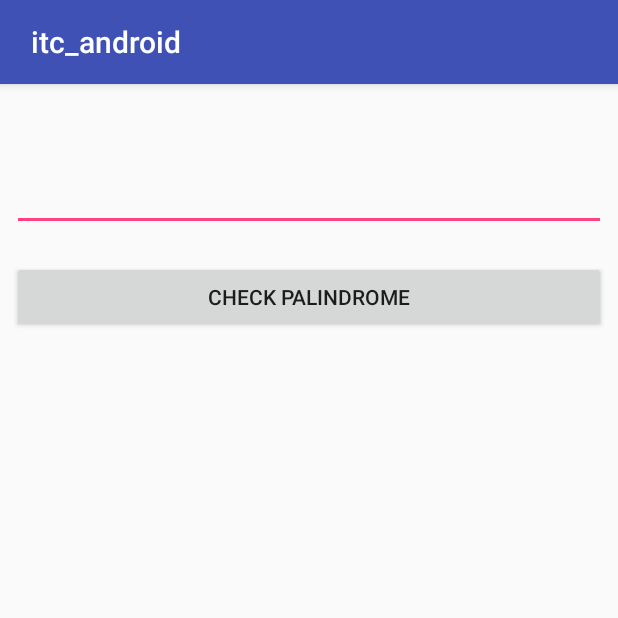
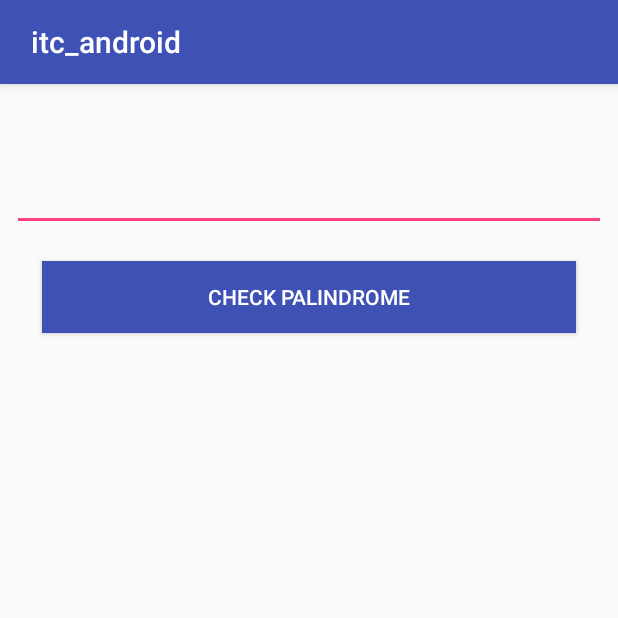
Before and after one commit to tpalwayscreative/itc_android, an Android app: the screen it shows after launch (MainActivity), on a phone screen of 412 x 824 dp, the top half of it. Run offline under Robolectric (Android 15) with nearby library versions, the phone set to English and light mode, and no system bars; our stand-ins replace ButterKnife.

```diff
--- a/app/src/main/java/itc_android/com/itc_android/ui/palindrome/activity/MainActivity.java
+++ b/app/src/main/java/itc_android/com/itc_android/ui/palindrome/activity/MainActivity.java
@@ -24,8 +24,6 @@ public class MainActivity extends AppCompatActivity implements InputFragment.Lis
 
         super.onCreate(savedInstanceState);
         setContentView(R.layout.activity_main);
-        setRequestedOrientation(ActivityInfo.SCREEN_ORIENTATION_LANDSCAPE);
-        setRequestedOrientation(ActivityInfo.SCREEN_ORIENTATION_PORTRAIT);
         inputFragment = new InputFragment();
         fragmentManager = getSupportFragmentManager();
         inputFragment.setListenerInput(this);
--- a/app/src/main/res/layout/fragment_input.xml
+++ b/app/src/main/res/layout/fragment_input.xml
@@ -30,6 +30,10 @@
             android:layout_width="match_parent"
             android:layout_height="40dp" />
         <Button
+            android:layout_marginRight="20dp"
+            android:layout_marginLeft="20dp"
+            android:textColor="@android:color/white"
+            android:background="@color/colorPrimary"
             android:layout_marginTop="20dp"
             android:text="@string/tv_check_palindrome"
             android:id="@+id/btnInput"
--- a/app/src/main/res/layout/fragment_result.xml
+++ b/app/src/main/res/layout/fragment_result.xml
@@ -24,11 +24,12 @@
         app:layout_constraintTop_toTopOf="parent" >
 
         <Button
+            android:textColor="@android:color/white"
+            android:background="@drawable/background_item_button"
             android:text="@string/tv_back"
             android:id="@+id/btnResult"
             android:layout_width="wrap_content"
-            android:layout_height="wrap_content" />
-
+            android:layout_height="40dp" />
         <TextView
             android:textSize="16sp"
             android:textStyle="bold"
```
Also changed, not shown: app/src/main/res/drawable/background_item_button.xml (added, +7 -0 lines).
